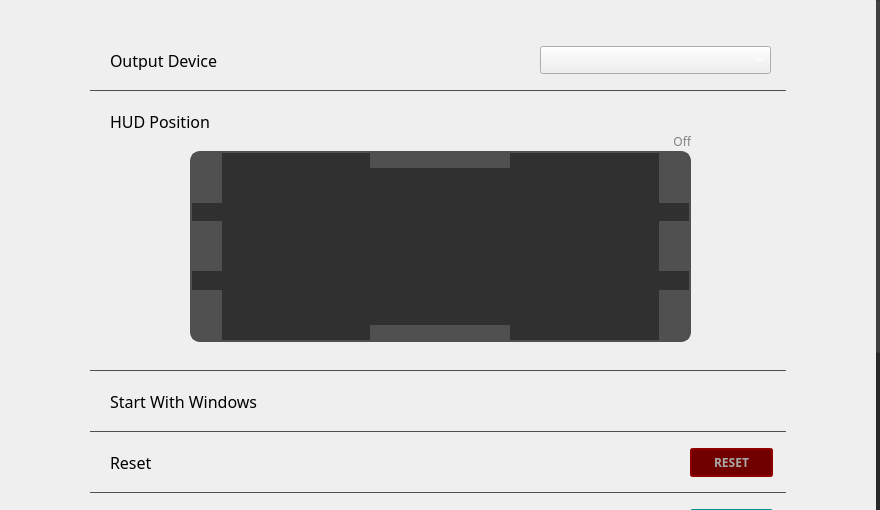
This is ui/menus/settingsmenu.ui in andre-tm-hui/ReVox as Qt 5 draws it before an edit. The edited form follows.
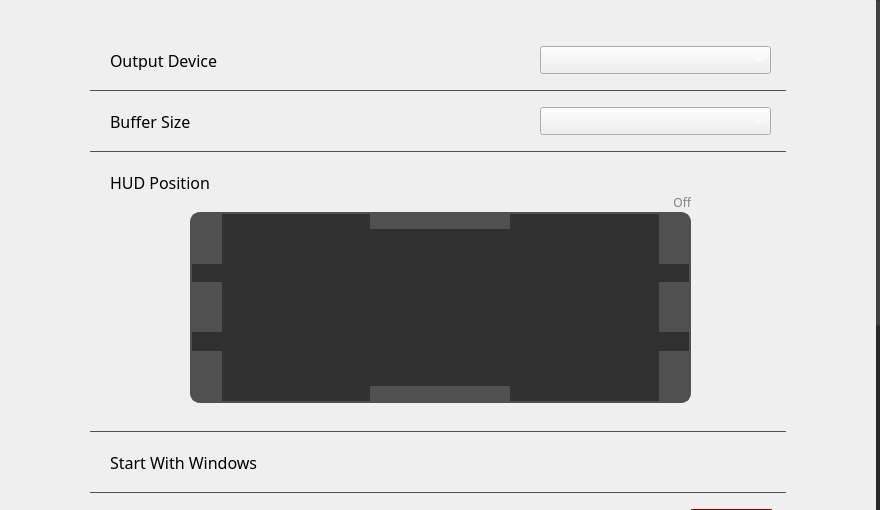
This is the edited form.

The edit to the form file:
```diff
--- a/ui/menus/settingsmenu.ui
+++ b/ui/menus/settingsmenu.ui
@@ -69,9 +69,9 @@
     <property name="geometry">
      <rect>
       <x>0</x>
-      <y>-225</y>
+      <y>0</y>
       <width>876</width>
-      <height>735</height>
+      <height>796</height>
      </rect>
     </property>
     <property name="sizePolicy">
@@ -156,6 +156,66 @@
        </widget>
       </widget>
      </item>
+     <item>
+      <widget class="QGroupBox" name="bufferSizeBox">
+       <property name="sizePolicy">
+        <sizepolicy hsizetype="Preferred" vsizetype="Fixed">
+         <horstretch>0</horstretch>
+         <verstretch>0</verstretch>
+        </sizepolicy>
+       </property>
+       <property name="minimumSize">
+        <size>
+         <width>0</width>
+         <height>61</height>
+        </size>
+       </property>
+       <property name="styleSheet">
+        <string notr="true">QGroupBox { border: 0px; border-bottom: 1px solid #505050;}</string>
+       </property>
+       <property name="title">
+        <string/>
+       </property>
+       <widget class="QComboBox" name="bufferSizes">
+        <property name="geometry">
+         <rect>
+          <x>450</x>
+          <y>16</y>
+          <width>231</width>
+          <height>28</height>
+         </rect>
+        </property>
+        <property name="styleSheet">
+         <string notr="true">color: #FFFFFF;</string>
+        </property>
+       </widget>
+       <widget class="QLabel" name="label_12">
+        <property name="geometry">
+         <rect>
+          <x>20</x>
+          <y>20</y>
+          <width>191</width>
+          <height>20</height>
+         </rect>
+        </property>
+        <property name="font">
+         <font>
+          <family>Cascadia Code</family>
+          <pointsize>12</pointsize>
+         </font>
+        </property>
+        <property name="toolTip">
+         <string>&lt;html&gt;&lt;head/&gt;&lt;body&gt;&lt;p&gt;Set this to your headphones/audio interface. To separate the audio you hear from the audio your recording software hears, see the wiki&lt;/p&gt;&lt;/body&gt;&lt;/html&gt;</string>
+        </property>
+        <property name="styleSheet">
+         <string notr="true"/>
+        </property>
+        <property name="text">
+         <string>Buffer Size</string>
+        </property>
+       </widget>
+      </widget>
+     </item>
      <item>
       <widget class="QGroupBox" name="hudBox">
        <property name="sizePolicy">
```
